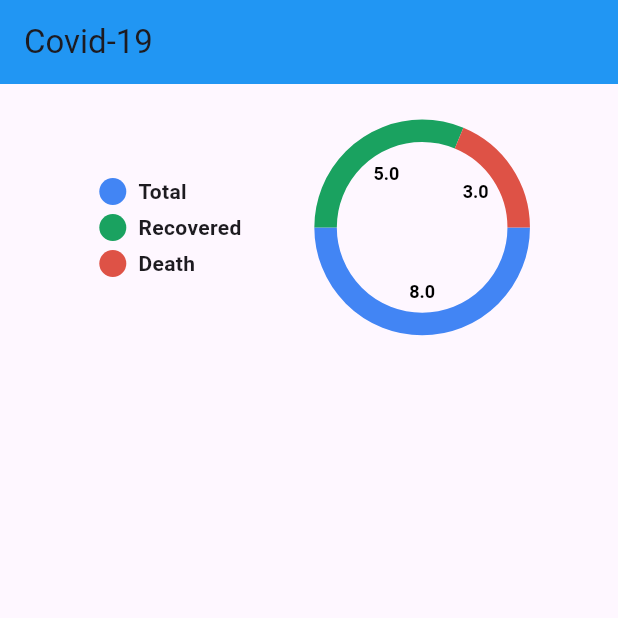
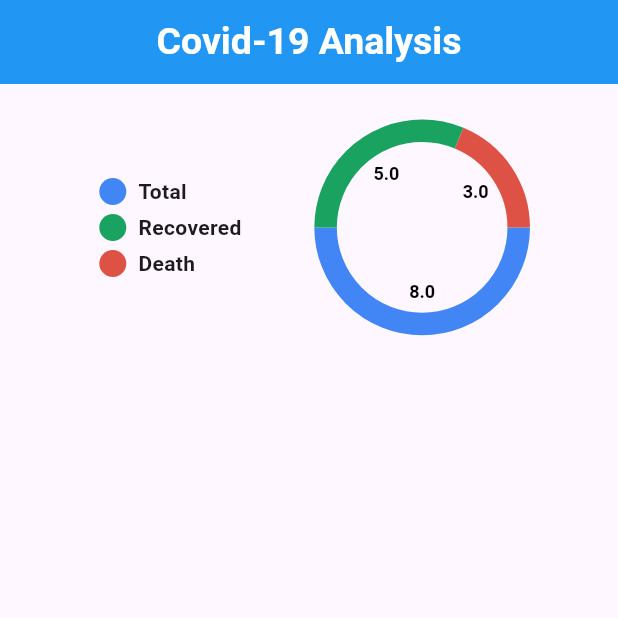
Before and after one commit to Mohsin832/Covid19_App_With_RestAPI, a Flutter app: the screen it shows after launch, on a phone screen of 412 x 824 dp, the top half of it. Run offline on Flutter 3.47's test engine with Material 3 defaults, Android fonts, the phone set to English and light mode, and no system bars; drawn by our look-alikes of pie_chart.

Commit message:
api declaired

```diff
--- a/lib/constants/uihelper.dart
+++ b/lib/constants/uihelper.dart
@@ -5,11 +5,20 @@ class Uihelper {
     return Image.asset("assets/images/$imageURL");
   }
 
-  static  customText({
+  static customText({
     required String fontText,
     required double fontSize,
     required Color fontColor,
+    required BuildContext context,
+    required FontWeight? fontWeight,
   }) {
-
+    return Text(
+      fontText,
+      style: TextStyle(
+        fontSize: fontSize,
+        color: fontColor,
+        fontWeight: fontWeight,
+      ),
+    );
   }
 }
--- a/lib/screen/worldstate.dart
+++ b/lib/screen/worldstate.dart
@@ -1,4 +1,5 @@
 import 'package:covidapp/constants/color.dart';
+import 'package:covidapp/constants/uihelper.dart';
 import 'package:flutter/material.dart';
 import 'package:pie_chart/pie_chart.dart';
 
@@ -24,7 +25,17 @@ class _WorldstateState extends State<Worldstate> with TickerProviderStateMixin {
   @override
   Widget build(BuildContext context) {
     return Scaffold(
-      appBar: AppBar(title: Text("Covid-19"), backgroundColor: Colors.blue),
+      appBar: AppBar(
+        centerTitle: true,
+        title: Uihelper.customText(
+          fontText: "Covid-19 Analysis",
+          fontSize: 25,
+          fontColor: Colors.white,
+          context: context,
+          fontWeight: FontWeight.bold,
+        ),
+        backgroundColor: Colors.blue,
+      ),
 
       body: SafeArea(
         child: Padding(
```
